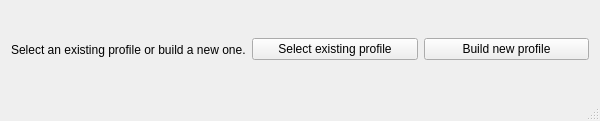
The window that SubScraperGUI/SubScraperGUI.ui (lkelly451/SubScraperGUI) describes before a commit, drawn with Qt 5.
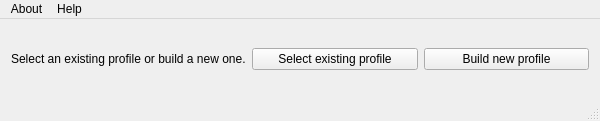
The same window after the commit.

Diff of the .ui file:
```diff
--- a/SubScraperGUI/SubScraperGUI.ui
+++ b/SubScraperGUI/SubScraperGUI.ui
@@ -39,6 +39,28 @@
    </layout>
   </widget>
   <widget class="QStatusBar" name="statusBar"/>
+  <widget class="QMenuBar" name="menuBar">
+   <property name="geometry">
+    <rect>
+     <x>0</x>
+     <y>0</y>
+     <width>600</width>
+     <height>21</height>
+    </rect>
+   </property>
+   <widget class="QMenu" name="menuAbout">
+    <property name="title">
+     <string>About</string>
+    </property>
+   </widget>
+   <widget class="QMenu" name="menuHelp">
+    <property name="title">
+     <string>Help</string>
+    </property>
+   </widget>
+   <addaction name="menuAbout"/>
+   <addaction name="menuHelp"/>
+  </widget>
  </widget>
  <layoutdefault spacing="6" margin="11"/>
  <resources>
```
Left out of the diff: 2 changed lines with no effect on the pictures.
